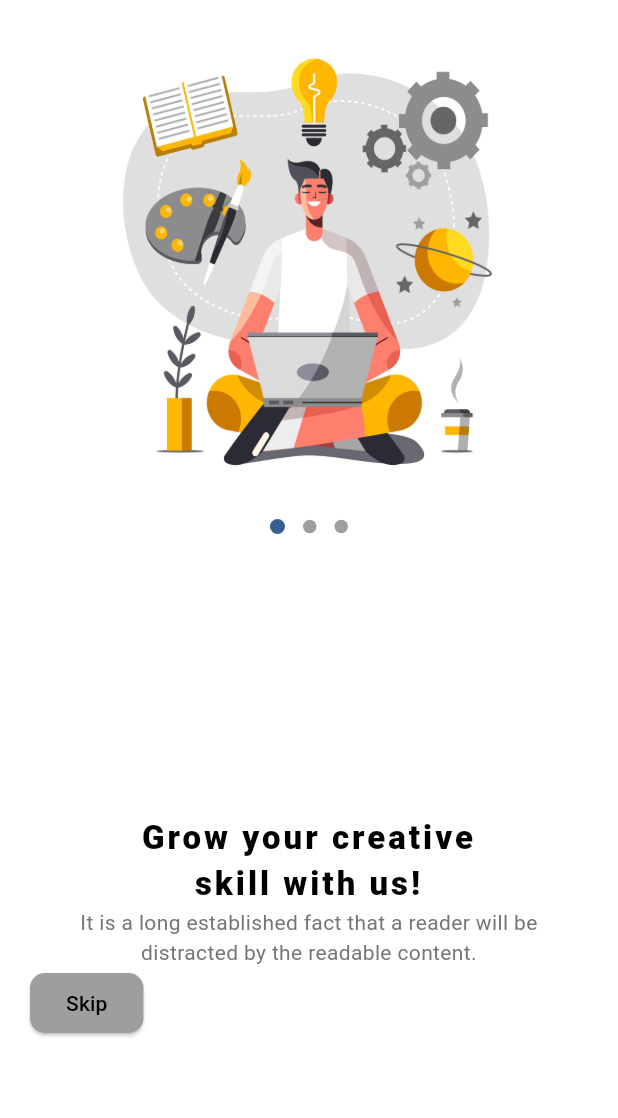
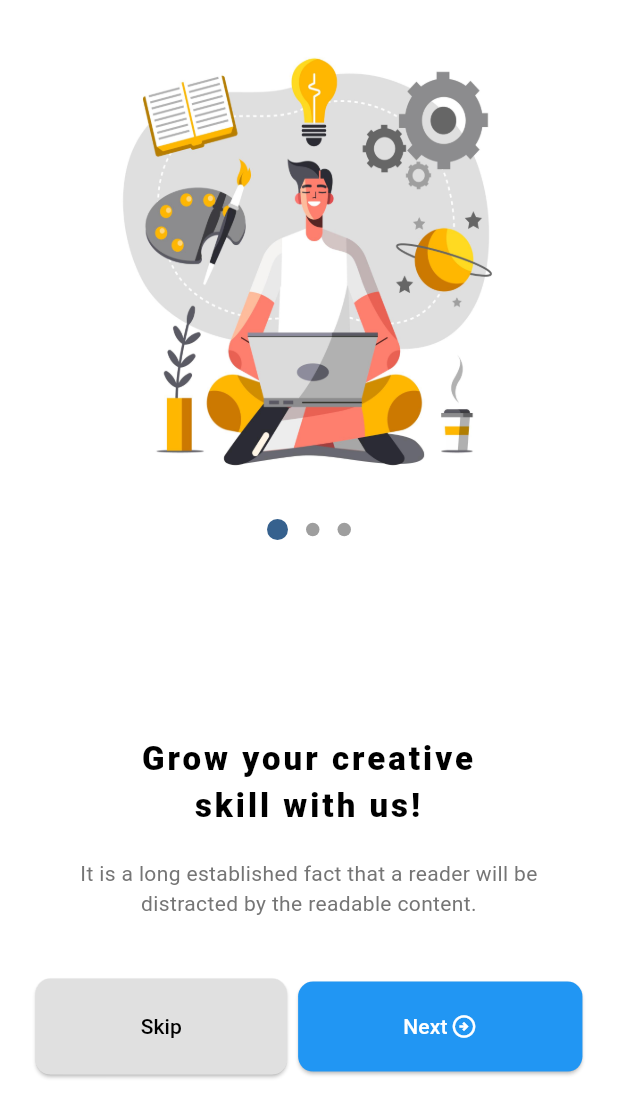
Before and after one commit to prulm/elearning_flutter, a Flutter app: the screen it shows after launch, on a phone screen of 412 x 824 dp. Shown: the top 1118 px of the screen. Run offline on Flutter 3.47's test engine with Material 2 defaults, Android fonts, the phone set to English and light mode, and no system bars; drawn by our look-alikes of carousel_slider, dots_indicator; our stand-ins replace easy_localization.

Commit message:
button carousel controller

```diff
--- a/lib/screens/home.dart
+++ b/lib/screens/home.dart
@@ -11,6 +11,7 @@ class Home extends StatefulWidget {
 }
 
 class _HomeState extends State<Home> {
+  CarouselController buttonCarouselController = CarouselController();
   int current_index = 0;
   List<String> imageList = [
     'assets/images/0.jpg',
@@ -29,10 +30,11 @@ class _HomeState extends State<Home> {
             mainAxisAlignment: MainAxisAlignment.center,
             children: [
               Expanded(
-                flex: 4,
+                flex: 3,
                 child: Column(
                   children: [
                     CarouselSlider(
+                      carouselController: buttonCarouselController,
                       options: CarouselOptions(
                         height: 320.0,
                         autoPlay: false,
@@ -56,7 +58,7 @@ class _HomeState extends State<Home> {
                       dotsCount: imageList.length,
                       position: current_index,
                       decorator: DotsDecorator(
-                        activeSize: Size(10.0, 10.0),
+                        activeSize: Size(14.0, 14.0),
                       ),
                     ),
                   ],
@@ -76,6 +78,7 @@ class _HomeState extends State<Home> {
                         letterSpacing: 2,
                       ),
                     ).tr(),
+                    SizedBox(height: 20.0),
                     Text(
                       "It is a long established fact that a reader will be\ndistracted by the readable content.",
                       textAlign: TextAlign.center,
@@ -84,7 +87,9 @@ class _HomeState extends State<Home> {
                         color: Colors.grey[600],
                       ),
                     ).tr(),
+                    SizedBox(height: 40.0),
                     Row(
+                      mainAxisAlignment: MainAxisAlignment.spaceAround,
                       children: [
                         ElevatedButton(
                           onPressed: () {},
@@ -94,7 +99,30 @@ class _HomeState extends State<Home> {
                           ),
                           ).tr(),
                           style: ElevatedButton.styleFrom(
-                            backgroundColor: Colors.grey,
+                            padding: EdgeInsets.symmetric(vertical: 22.0, horizontal: 70.0),
+                            backgroundColor: Colors.grey[300],
+                            shape: RoundedRectangleBorder(
+                              borderRadius: BorderRadius.circular(10.0),
+                            ),
+                          ),
+                        ),
+                        ElevatedButton(
+                          onPressed: () => buttonCarouselController.nextPage(
+                            duration: Duration(milliseconds: 300), curve: Curves.linear),
+                          child: Row(
+                            children: [
+                              Text("Next",
+                              style: TextStyle(
+                                color: Colors.white,
+                              ),
+                              ).tr(),
+                              SizedBox(width: 2.0),
+                              Icon(Icons.arrow_circle_right_outlined, color: Colors.white),
+                            ],
+                          ),
+                          style: ElevatedButton.styleFrom(
+                            padding: EdgeInsets.symmetric(vertical: 20.0, horizontal: 70.0),
+                            backgroundColor: Colors.blue,
                             shape: RoundedRectangleBorder(
                               borderRadius: BorderRadius.circular(10.0),
                             ),
```
